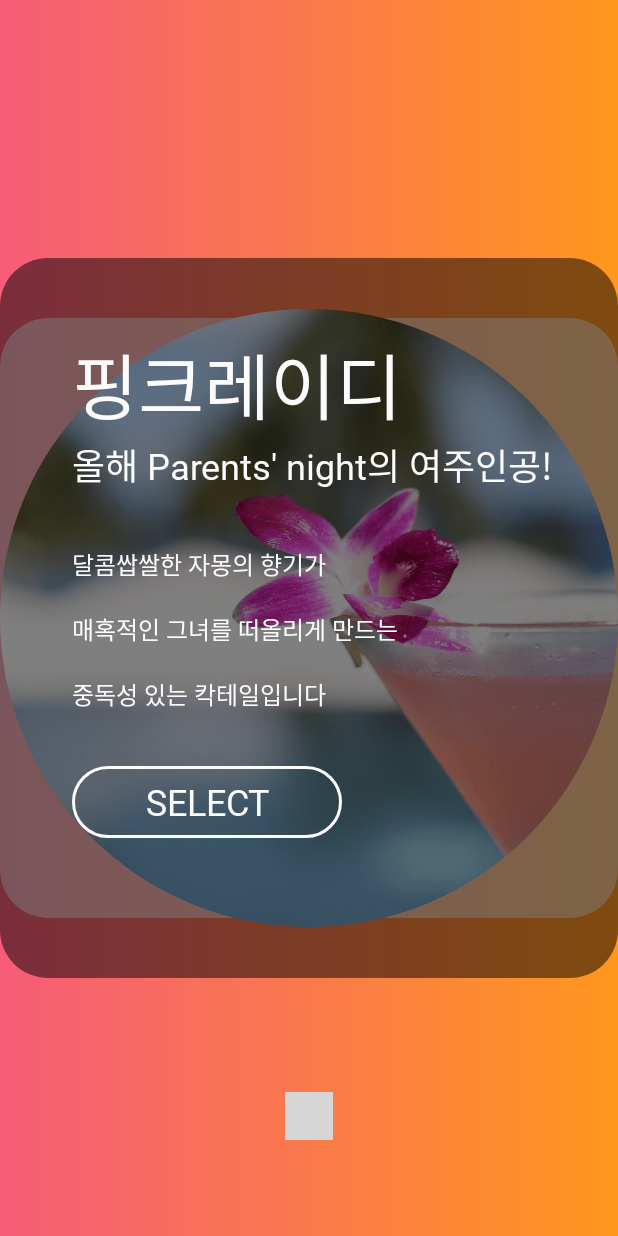
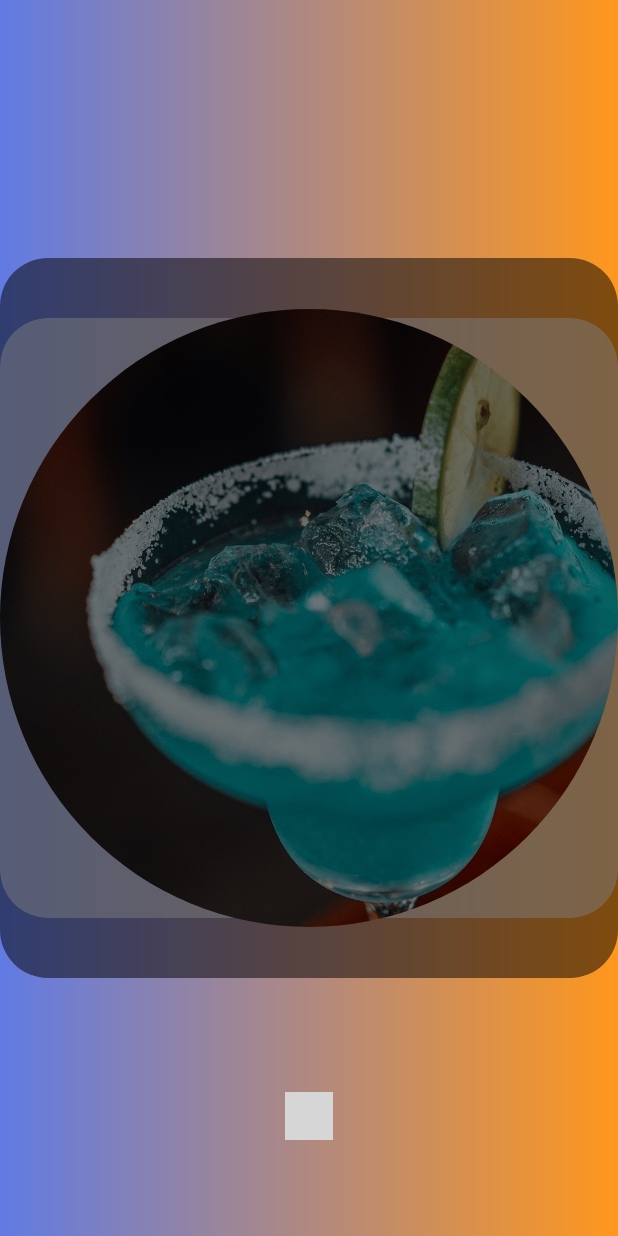
Before and after one commit to sey2/Ardunio_cocktail, an Android app: the screen it shows after launch (MainActivity), on a phone screen of 412 x 824 dp. Run offline under Robolectric (Android 15) with nearby library versions, the light colour scheme and no system bars; plain views replace PageIndicatorView, RoundedImageView; 1 statement that could not run was skipped; grey boxes are pictures that could not be loaded.

Commit message:
[UPDATE] (05.20)

```diff
--- a/app/src/main/java/com/example/administrator/cocktailmobileapp/Bluetooth.java
+++ b/app/src/main/java/com/example/administrator/cocktailmobileapp/Bluetooth.java
@@ -24,7 +24,7 @@ public class Bluetooth {
     private BluetoothSocket mBluetoothSocket;
     private OutputStream mOutputStream;
     private InputStream mInputStream;
-
+    public String message;
     public static Bluetooth getInstance() {
         if (instance == null) {
             instance = new Bluetooth();
@@ -59,6 +59,15 @@ public class Bluetooth {
         } catch (IOException e) {
             e.printStackTrace();
         }
+    }
+
+    public String readTmp() throws IOException {
+        if(mInputStream.available() > 0){
+            byte[] buffer = new byte[mInputStream.available()];
+            mInputStream.read(buffer);
+            message = new String(buffer);
+        }
+        return message;
     }
 
     public void readData(final Handler handler, final BluetoothCall bluetoothCall) {
--- a/app/src/main/java/com/example/administrator/cocktailmobileapp/SlideAdapter.java
+++ b/app/src/main/java/com/example/administrator/cocktailmobileapp/SlideAdapter.java
@@ -15,6 +15,16 @@ public class SlideAdapter extends FragmentPagerAdapter {
         super(fm);
 
         mFragmentList = new ArrayList<>();
+
+        mFragmentList.add(
+                SlideFragment.createSlideFragment(
+                        "현재 온도",
+                        R.drawable.image_cocktail_blue,
+                        R.color.colorBlue255,
+                        R.color.colorOrange255,
+                        "6"
+                )
+        );
 
         mFragmentList.add(
                 SlideFragment.createSlideFragment(
--- a/app/src/main/java/com/example/administrator/cocktailmobileapp/SlideFragment.java
+++ b/app/src/main/java/com/example/administrator/cocktailmobileapp/SlideFragment.java
@@ -13,6 +13,7 @@ import android.graphics.drawable.BitmapDrawable;
 import android.graphics.drawable.Drawable;
 import android.graphics.drawable.GradientDrawable;
 import android.os.Bundle;
+import android.os.Handler;
 import android.support.annotation.Nullable;
 import android.support.v4.app.Fragment;
 import android.support.v4.graphics.drawable.RoundedBitmapDrawable;
@@ -25,6 +26,8 @@ import android.widget.Button;
 import android.widget.ImageView;
 import android.widget.RelativeLayout;
 import android.widget.TextView;
+
+import java.io.IOException;
 
 public class SlideFragment extends Fragment {
     private static final String TAG = "SlideView";
@@ -56,6 +59,22 @@ public class SlideFragment extends Fragment {
         return slideFragment;
     }
 
+    public static SlideFragment createSlideFragment(String description, int imageID, int gradientStartColor, int gradientEndColor,String message){
+        SlideFragment slideFragment = new SlideFragment();
+
+        Bundle bundle = new Bundle();
+
+        bundle.putString("description", description);
+        bundle.putInt("imageID", imageID);
+        bundle.putInt("gradientStartColor", gradientStartColor);
+        bundle.putInt("gradientEndColor", gradientEndColor);
+        bundle.putString("message", message);
+
+        slideFragment.setArguments(bundle);
+
+        return slideFragment;
+    }
+
     @Override
     public void onCreate(Bundle savedInstanceState) {
         super.onCreate(savedInstanceState);
@@ -73,14 +92,28 @@ public class SlideFragment extends Fragment {
 
         final Bundle bundle = getArguments();
 
+
         mName.setText(bundle.getString("name"));
         mTitle.setText(bundle.getString("title"));
         mDesciption.setText(bundle.getString("description"));
         mCardImage.setImageResource(bundle.getInt("imageID"));
 
+        // 온도를 알려주는 첫 화면
+        if(bundle.getString("message").equals("6")){
+            mButton.setVisibility(View.INVISIBLE);
+            String message = null;
+            try {
+                message = Bluetooth.getInstance().readTmp();
+            } catch (IOException e) {
+                e.printStackTrace();
+            }
+            mDesciption.setText(bundle.getString("description" + message));
+        }
+
         GradientDrawable gradientDrawable = new GradientDrawable(GradientDrawable.Orientation.LEFT_RIGHT, new int[] {getResources().getColor(bundle.getInt("gradientStartColor")), getResources().getColor(bundle.getInt("gradientEndColor"))});
         gradientDrawable.setCornerRadius(0f);
         mBackground.setBackgroundDrawable(gradientDrawable);
+
 
         mButton.setOnClickListener(new View.OnClickListener() {
             @Override
```
